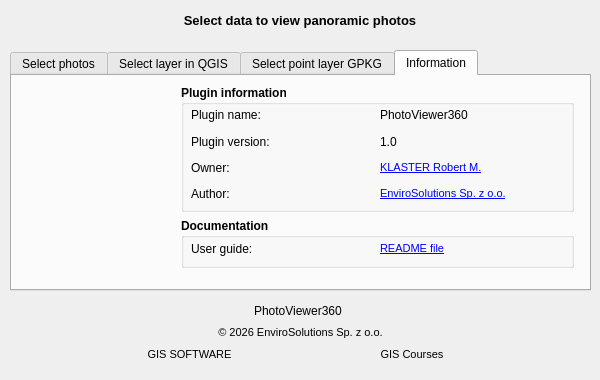
This is gui/first_window_geo360_base.ui in envirosolutionspl/PhotoViewer360 as Qt 5 draws it before an edit. The edited form follows.
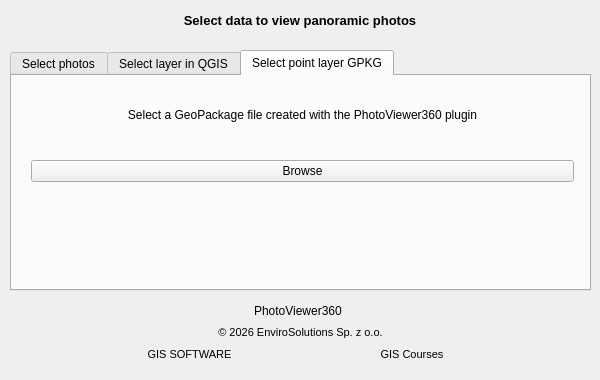
This is the edited form. The open tabs and pages were chosen to show the change. Icons and pictures are not drawn. Custom widgets are drawn as their Qt base class.

Commit message: Usuniecie zakladki informacje zawierajacej zduplikowanie informacje

```diff
--- a/gui/first_window_geo360_base.ui
+++ b/gui/first_window_geo360_base.ui
@@ -377,312 +377,6 @@
      </layout>
     </widget>
    </widget>
-   <widget class="QWidget" name="tab">
-    <attribute name="title">
-     <string>Information</string>
-    </attribute>
-    <widget class="QWidget" name="verticalLayoutWidget_3">
-     <property name="geometry">
-      <rect>
-       <x>160</x>
-       <y>0</y>
-       <width>411</width>
-       <height>201</height>
-      </rect>
-     </property>
-     <layout class="QVBoxLayout" name="verticalLayout_3">
-      <property name="leftMargin">
-       <number>9</number>
-      </property>
-      <property name="topMargin">
-       <number>9</number>
-      </property>
-      <property name="rightMargin">
-       <number>9</number>
-      </property>
-      <property name="bottomMargin">
-       <number>9</number>
-      </property>
-      <item>
-       <widget class="QGroupBox" name="groupBox">
-        <property name="font">
-         <font>
-          <weight>75</weight>
-          <bold>true</bold>
-         </font>
-        </property>
-        <property name="title">
-         <string>Plugin information</string>
-        </property>
-        <widget class="QWidget" name="layoutWidget">
-         <property name="geometry">
-          <rect>
-           <x>10</x>
-           <y>20</y>
-           <width>371</width>
-           <height>99</height>
-          </rect>
-         </property>
-         <layout class="QGridLayout" name="gridLayout">
-          <item row="1" column="0">
-           <widget class="QLabel" name="label_6">
-            <property name="font">
-             <font>
-              <weight>50</weight>
-              <bold>false</bold>
-             </font>
-            </property>
-            <property name="text">
-             <string>Plugin version:</string>
-            </property>
-            <property name="alignment">
-             <set>Qt::AlignLeading|Qt::AlignLeft|Qt::AlignVCenter</set>
-            </property>
-           </widget>
-          </item>
-          <item row="1" column="1">
-           <widget class="QLabel" name="label_8">
-            <property name="font">
-             <font>
-              <weight>50</weight>
-              <bold>false</bold>
-             </font>
-            </property>
-            <property name="text">
-             <string>1.0</string>
-            </property>
-            <property name="alignment">
-             <set>Qt::AlignLeading|Qt::AlignLeft|Qt::AlignVCenter</set>
-            </property>
-           </widget>
-          </item>
-          <item row="0" column="0">
-           <widget class="QLabel" name="label_5">
-            <property name="font">
-             <font>
-              <weight>50</weight>
-              <bold>false</bold>
-             </font>
-            </property>
-            <property name="text">
-             <string>Plugin name:</string>
-            </property>
-            <property name="alignment">
-             <set>Qt::AlignLeading|Qt::AlignLeft|Qt::AlignVCenter</set>
-            </property>
-           </widget>
-          </item>
-          <item row="3" column="1">
-           <widget class="QLabel" name="lbl_copyrights_2">
-            <property name="font">
-             <font>
-              <pointsize>8</pointsize>
-              <weight>50</weight>
-              <bold>false</bold>
-             </font>
-            </property>
-            <property name="text">
-             <string>&lt;html&gt;&lt;head/&gt;&lt;body&gt;&lt;p&gt;&lt;a href=&quot;http://www.envirosolutions.pl/&quot;&gt;&lt;span style=&quot; text-decoration: underline; color:#0000ff;&quot;&gt;EnviroSolutions Sp. z o.o.&lt;/span&gt;&lt;/a&gt;&lt;/p&gt;&lt;/body&gt;&lt;/html&gt;</string>
-            </property>
-            <property name="textFormat">
-             <enum>Qt::RichText</enum>
-            </property>
-            <property name="alignment">
-             <set>Qt::AlignLeading|Qt::AlignLeft|Qt::AlignVCenter</set>
-            </property>
-            <property name="openExternalLinks">
-             <bool>true</bool>
-            </property>
-            <property name="textInteractionFlags">
-             <set>Qt::TextBrowserInteraction</set>
-            </property>
-           </widget>
-          </item>
-          <item row="3" column="0">
-           <widget class="QLabel" name="label_7">
-            <property name="font">
-             <font>
-              <weight>50</weight>
-              <bold>false</bold>
-             </font>
-            </property>
-            <property name="text">
-             <string>Author:</string>
-            </property>
-            <property name="alignment">
-             <set>Qt::AlignLeading|Qt::AlignLeft|Qt::AlignVCenter</set>
-            </property>
-           </widget>
-          </item>
-          <item row="0" column="1">
-           <widget class="QLabel" name="label_9">
-            <property name="font">
-             <font>
-              <weight>50</weight>
-              <bold>false</bold>
-             </font>
-            </property>
-            <property name="text">
-             <string>PhotoViewer360</string>
-            </property>
-            <property name="alignment">
-             <set>Qt::AlignLeading|Qt::AlignLeft|Qt::AlignVCenter</set>
-            </property>
-           </widget>
-          </item>
-          <item row="2" column="0">
-           <widget class="QLabel" name="label_4">
-            <property name="font">
-             <font>
-              <weight>50</weight>
-              <bold>false</bold>
-             </font>
-            </property>
-            <property name="text">
-             <string>Owner:</string>
-            </property>
-            <property name="alignment">
-             <set>Qt::AlignLeading|Qt::AlignLeft|Qt::AlignVCenter</set>
-            </property>
-           </widget>
-          </item>
-          <item row="2" column="1">
-           <widget class="QLabel" name="lbl_email_3">
-            <property name="font">
-             <font>
-              <pointsize>8</pointsize>
-              <weight>50</weight>
-              <bold>false</bold>
-             </font>
-            </property>
-            <property name="text">
-             <string>&lt;html&gt;&lt;head/&gt;&lt;body&gt;&lt;p&gt;&lt;a href=&quot;https://klaster.pro&quot;&gt;&lt;span style=&quot; text-decoration: underline; color:#0000ff;&quot;&gt;KLASTER Robert M.&lt;/span&gt;&lt;/a&gt;&lt;/p&gt;&lt;/body&gt;&lt;/html&gt;</string>
-            </property>
-            <property name="textFormat">
-             <enum>Qt::RichText</enum>
-            </property>
-            <property name="alignment">
-             <set>Qt::AlignLeading|Qt::AlignLeft|Qt::AlignVCenter</set>
-            </property>
-            <property name="openExternalLinks">
-             <bool>true</bool>
-            </property>
-            <property name="textInteractionFlags">
-             <set>Qt::TextBrowserInteraction</set>
-            </property>
-           </widget>
-          </item>
-         </layout>
-        </widget>
-       </widget>
-      </item>
-      <item>
-       <widget class="QGroupBox" name="groupBox_2">
-        <property name="maximumSize">
-         <size>
-          <width>16777215</width>
-          <height>50</height>
-         </size>
-        </property>
-        <property name="font">
-         <font>
-          <weight>75</weight>
-          <bold>true</bold>
-         </font>
-        </property>
-        <property name="title">
-         <string>Documentation</string>
-        </property>
-        <widget class="QWidget" name="layoutWidget">
-         <property name="geometry">
-          <rect>
-           <x>10</x>
-           <y>20</y>
-           <width>371</width>
-           <height>21</height>
-          </rect>
-         </property>
-         <layout class="QGridLayout" name="gridLayout_3">
-          <item row="0" column="0">
-           <widget class="QLabel" name="label_14">
-            <property name="font">
-             <font>
-              <weight>50</weight>
-              <bold>false</bold>
-             </font>
-            </property>
-            <property name="text">
-             <string>User guide:</string>
-            </property>
-            <property name="alignment">
-             <set>Qt::AlignLeading|Qt::AlignLeft|Qt::AlignVCenter</set>
-            </property>
-           </widget>
-          </item>
-          <item row="0" column="1">
-           <widget class="QLabel" name="lbl_copyrights_3">
-            <property name="font">
-             <font>
-              <pointsize>8</pointsize>
-              <weight>50</weight>
-              <bold>false</bold>
-             </font>
-            </property>
-            <property name="text">
-             <string>&lt;html&gt;&lt;head/&gt;&lt;body&gt;&lt;p&gt;&lt;a href=&quot;https://github.com/envirosolutionspl/PhotoViewer360/blob/master/README.md&quot;&gt;&lt;span style=&quot; text-decoration: underline; color:#0000ff;&quot;&gt;README file&lt;/span&gt;&lt;/a&gt;&lt;/p&gt;&lt;/body&gt;&lt;/html&gt;</string>
-            </property>
-            <property name="textFormat">
-             <enum>Qt::RichText</enum>
-            </property>
-            <property name="alignment">
-             <set>Qt::AlignLeading|Qt::AlignLeft|Qt::AlignVCenter</set>
-            </property>
-            <property name="openExternalLinks">
-             <bool>true</bool>
-            </property>
-            <property name="textInteractionFlags">
-             <set>Qt::TextBrowserInteraction</set>
-            </property>
-           </widget>
-          </item>
-         </layout>
-        </widget>
-       </widget>
-      </item>
-     </layout>
-    </widget>
-    <widget class="QWidget" name="gridLayoutWidget">
-     <property name="geometry">
-      <rect>
-       <x>0</x>
-       <y>0</y>
-       <width>161</width>
-       <height>201</height>
-      </rect>
-     </property>
-     <layout class="QGridLayout" name="gridLayout_2">
-      <item row="0" column="0">
-       <widget class="QLabel" name="label_12">
-        <property name="maximumSize">
-         <size>
-          <width>122</width>
-          <height>122</height>
-         </size>
-        </property>
-        <property name="text">
-         <string/>
-        </property>
-        <property name="pixmap">
-         <pixmap>../images/ikona_wtyczki.svg</pixmap>
-        </property>
-        <property name="scaledContents">
-         <bool>true</bool>
-        </property>
-       </widget>
-      </item>
-     </layout>
-    </widget>
-   </widget>
   </widget>
   <widget class="QWidget" name="layoutWidget_2">
    <property name="geometry">
```
Left out of the diff: 2 changed lines with no effect on the pictures. The commit also changes 1 other file.
